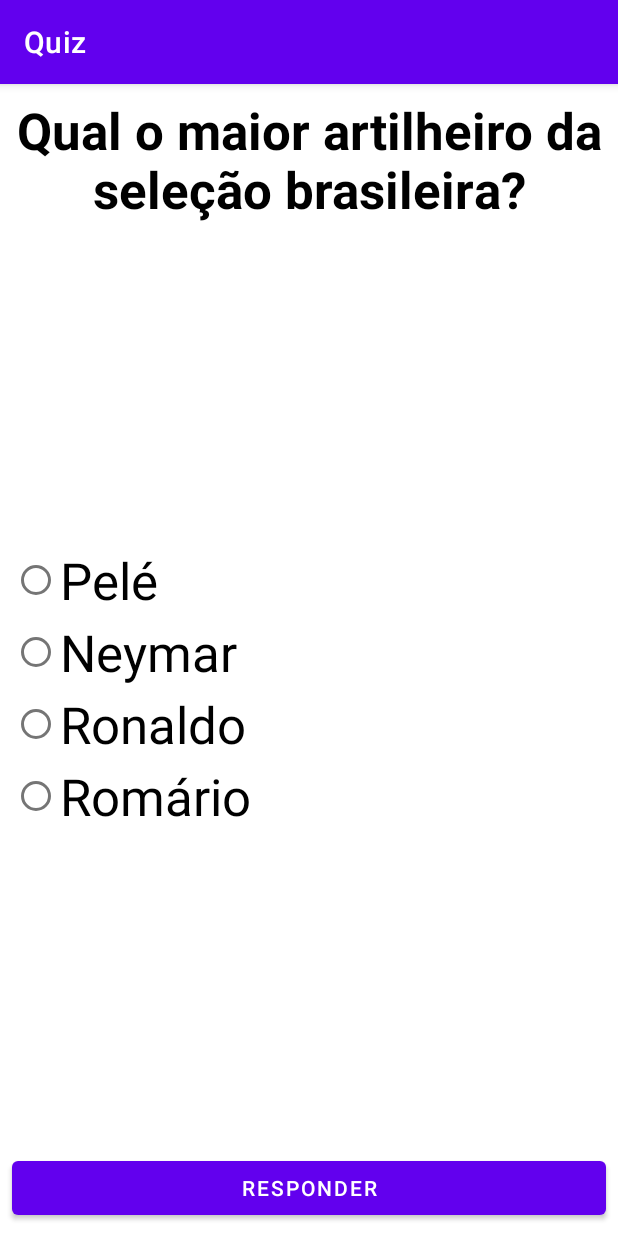
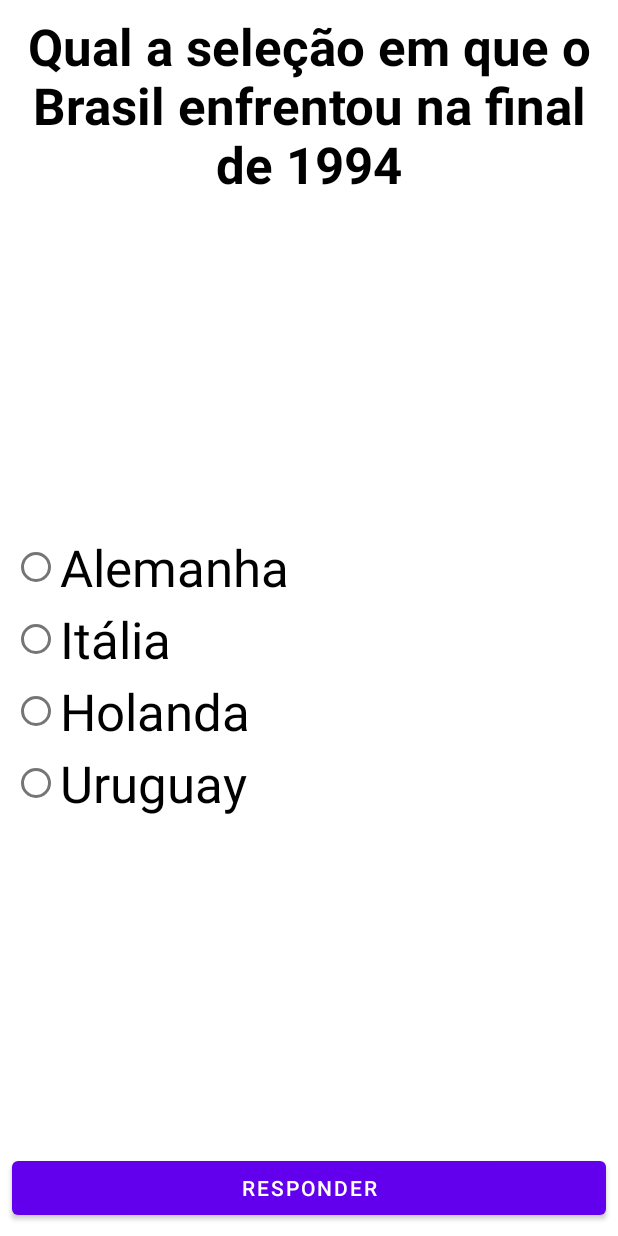
Before and after one commit to ruanhorstmann/Quiz, an Android app: the QuizActivity screen opened directly, with no data from a screen before it, after a tap on "RESPONDER", on a phone screen of 412 x 824 dp. Run offline under Robolectric (Android 15) with nearby library versions, the phone set to English and light mode, and no system bars; 1 statement that could not run was skipped.

Commit message:
Mais perguntas

```diff
--- /dev/null
+++ b/app/src/main/java/br/com/up/quiz/Questao.java
@@ -0,0 +1,24 @@
+package br.com.up.quiz;
+
+import java.util.ArrayList;
+import java.util.List;
+
+public class Questao {
+
+    private String pergunta;
+    private List<String> respostas = new ArrayList<>();
+    private int respostaCerta;
+
+    public Questao(String pergunta, int respostaCerta, String... respostas){
+        this.pergunta = pergunta;
+        this.respostas.add(respostas[0]);
+        this.respostas.add(respostas[1]);
+        this.respostas.add(respostas[2]);
+        this.respostas.add(respostas[3]);
+        this.respostaCerta = respostaCerta;
+    }
+
+    public String getPergunta(){ return this.pergunta; }
+    public List<String> getRespostas(){ return this.respostas; }
+    public int getRespostaCerta(){ return this.respostaCerta; }
+}
--- a/app/src/main/java/br/com/up/quiz/QuizActivity.java
+++ b/app/src/main/java/br/com/up/quiz/QuizActivity.java
@@ -1,24 +1,86 @@
 package br.com.up.quiz;
+
+import android.content.Intent;
+import android.provider.MediaStore;
+import android.os.Bundle;
+import android.view.View;
+import android.widget.RadioButton;
+import android.widget.RadioGroup;
+import android.widget.TextView;
 
 import androidx.appcompat.app.AppCompatActivity;
 
-import android.content.Intent;
-import android.os.Bundle;
-import android.view.View;
-import android.widget.RadioGroup;
+import java.util.ArrayList;
+import java.util.List;
 
 public class QuizActivity extends AppCompatActivity {
+
+    TextView pergunta;
+    RadioButton rbResposta1, rbResposta2, rbResposta3, rbResposta4;
+    int respostaCerta = R.id.rbResposta1;
+    RadioGroup rgRespostas;
+    int pontos = 0;
+
+    List<Questao> questoes = new ArrayList<Questao>(){
+        {
+            add(new Questao("Qual é o maior artilheiro da seleção brasileira?", R.id.rbResposta1, "Pelé", "Neymar", "Ronaldo", "Romário"));
+            add(new Questao("Qual a seleção em que o Brasil enfrentou na final de 1994", R.id.rbResposta2, "Alemanha", "Itália", "Holanda", "Uruguay"));
+            add(new Questao("Quantas copas do mundo a seleção brasileira possui?", R.id.rbResposta3, "3", "6", "5", "4"));
+            add(new Questao("Quem é o maior artilheiro em copas do mundo?", R.id.rbResposta4, "Ronaldo", "Muller", "Fontaine", "Klose"));
+        }
+    };
+
+    private void carregarQuestao(){
+        if(questoes.size() > 0) {
+            Questao q = questoes.remove(0);
+            pergunta.setText(q.getPergunta());
+            List<String> resposta = q.getRespostas();
+            rbResposta1.setText(resposta.get(0));
+            rbResposta2.setText(resposta.get(1));
+            rbResposta3.setText(resposta.get(2));
+            rbResposta4.setText(resposta.get(3));
+            respostaCerta = q.getRespostaCerta();
+            rgRespostas.setSelected(false);
+        }
+        else{ //acabaram as questões
+            Intent intent = new Intent(this, RespostaActivity.class);
+            intent.putExtra("pontos", pontos);
+            startActivity(intent);
+            finish();
+        }
+    }
 
     @Override
     protected void onCreate(Bundle savedInstanceState) {
         super.onCreate(savedInstanceState);
         setContentView(R.layout.activity_quiz);
+        getSupportActionBar().hide();
+
+        pergunta = (TextView)findViewById(R.id.pergunta);
+        rbResposta1 = (RadioButton)findViewById(R.id.rbResposta1);
+        rbResposta2 = (RadioButton)findViewById(R.id.rbResposta2);
+        rbResposta3 = (RadioButton)findViewById(R.id.rbResposta3);
+        rbResposta4 = (RadioButton)findViewById(R.id.rbResposta4);
+        rgRespostas = (RadioGroup)findViewById(R.id.rgRespostas);
+        carregarQuestao();
+    }
+
+    @Override
+    protected void onRestart(){
+        super.onRestart();
+        carregarQuestao();
     }
 
     public void btnResponderOnClick(View v){
-        RadioGroup rgRespostas = (RadioGroup)findViewById(R.id.rgRespostas);
+        RadioButton rb = (RadioButton)findViewById(rgRespostas.getCheckedRadioButtonId());
         Intent intent = new Intent(this, RespostaActivity.class);
-        intent.putExtra("acertou", rgRespostas.getCheckedRadioButtonId() == R.id.rbResposta1);
+        if(rgRespostas.getCheckedRadioButtonId() == respostaCerta) {
+            intent.putExtra("acertou", true);
+            pontos++;
+        }
+        else intent.putExtra("acertou", false);
+        intent.putExtra("pontos", pontos);
         startActivity(intent);
+        rb.setChecked(false);
     }
 }
--- a/app/src/main/java/br/com/up/quiz/RespostaActivity.java
+++ b/app/src/main/java/br/com/up/quiz/RespostaActivity.java
@@ -4,6 +4,8 @@ import androidx.appcompat.app.AppCompatActivity;
 
 import android.content.Intent;
 import android.os.Bundle;
+import android.view.View;
+import android.widget.Button;
 import android.widget.ImageView;
 import android.widget.TextView;
 
@@ -17,16 +19,20 @@ public class RespostaActivity extends AppCompatActivity {
 
         ImageView imgResposta = (ImageView)findViewById(R.id.imgResposta);
         TextView resposta = (TextView)findViewById(R.id.resposta);
+        Button btnJogarNovamente = (Button)findViewById(R.id.btnJogarNovamente);
 
         Intent intent = getIntent();
+        int pontos = intent.getIntExtra("pontos", 0);
+
+        if(intent.hasExtra("acertou")) {
+            btnJogarNovamente.setVisibility(View.INVISIBLE);
             boolean acertou = intent.getBooleanExtra("acertou", false);
-        if(acertou){
+            if (acertou) {
                 imgResposta.setImageResource(R.drawable.acertou);
-            resposta.setText("Acertou!");
-        }
-        else{
+                resposta.setText("Acertou! Pontos: " + pontos);
+            } else {
                 imgResposta.setImageResource(R.drawable.errou);
-            resposta.setText("Errou!");
+                resposta.setText("Errou! Pontos: " + pontos);
             }
 
             Thread thread = new Thread(new Runnable() {
@@ -42,4 +48,20 @@ public class RespostaActivity extends AppCompatActivity {
             });
             thread.start();
         }
+        else{
+            btnJogarNovamente.setVisibility(View.VISIBLE);
+            resposta.setText("Fez " + pontos + " pontos!");
+
+            if(pontos >= 3)
+                imgResposta.setImageResource(R.drawable.acertou);
+            else
+                imgResposta.setImageResource(R.drawable.errou);
         }
+    }
+
+    public void btnJogarNovamenteOnClick(View v){
+        Intent intent = new Intent(this, QuizActivity.class);
+        startActivity(intent);
+        finish();
+    }
+}
```
Also changed, not shown: app/src/main/res/layout/activity_resposta.xml (+19 -4 lines), app/src/main/AndroidManifest.xml (line endings or trailing spaces). Lines whose indentation alone changed are shown as unchanged.
